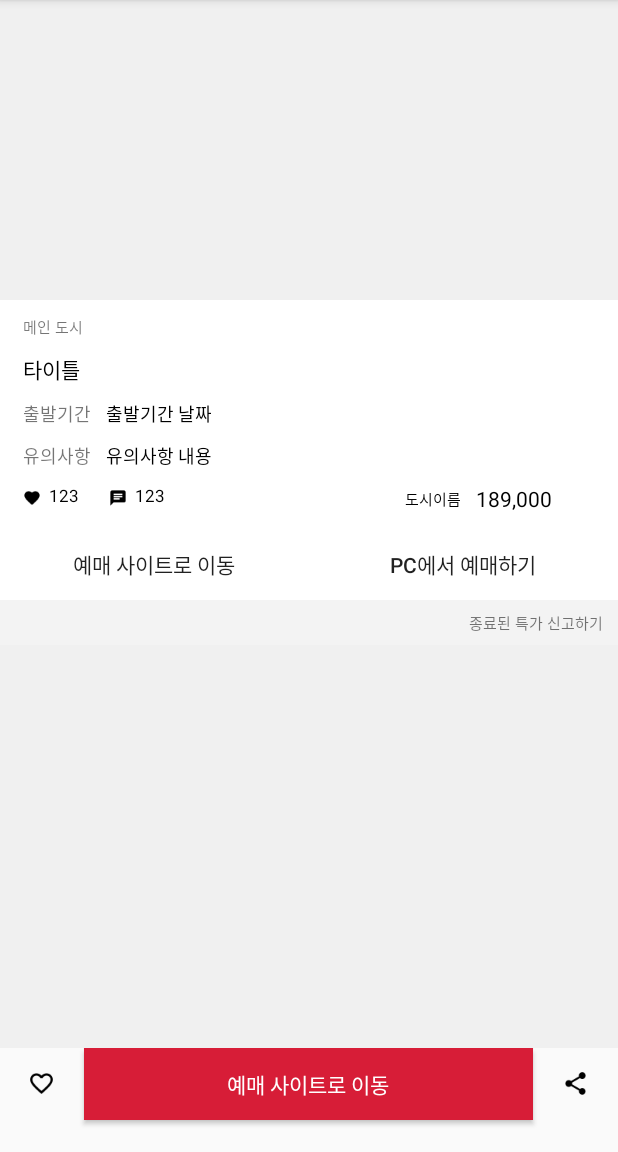
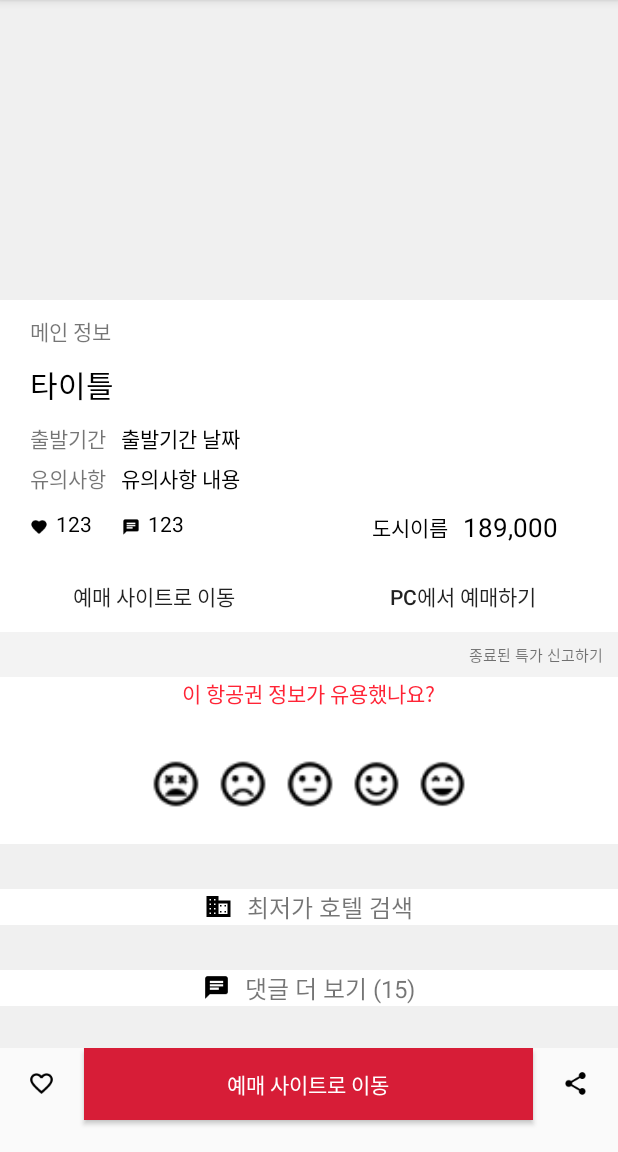
Before and after one commit to kiyoung-Lee/playw_task, an Android app: the screen it shows after launch (MainActivity), on a phone screen of 412 x 824 dp, the part 84-1236 px from its top. Run offline under Robolectric (Android 15) with nearby library versions, the phone set to English and light mode, and no system bars; our stand-ins replace ButterKnife; 7 statements that could not run were skipped.

Commit message:
아이콘 추가 / 데이터 바인딩 진행중

```diff
--- a/app/src/main/AndroidManifest.xml
+++ b/app/src/main/AndroidManifest.xml
@@ -1,6 +1,9 @@
 <?xml version="1.0" encoding="utf-8"?>
 <manifest xmlns:android="http://schemas.android.com/apk/res/android"
           package="com.example.playwingstask">
+
+    <uses-permission android:name="android.permission.ACCESS_NETWORK_STATE" />
+    <uses-permission android:name="android.permission.INTERNET" />
 
     <application
         android:allowBackup="true"
--- a/app/src/main/java/com/example/playwingstask/Main/MainActivity.java
+++ b/app/src/main/java/com/example/playwingstask/Main/MainActivity.java
@@ -2,15 +2,42 @@ package com.example.playwingstask.Main;
 
 import android.support.v7.app.AppCompatActivity;
 import android.os.Bundle;
+import android.support.v7.widget.LinearLayoutManager;
+import android.support.v7.widget.RecyclerView;
+import android.widget.ImageView;
+import android.widget.TextView;
+import android.widget.Toast;
 
+import com.bumptech.glide.Glide;
 import com.example.playwingstask.Main.Data.MainRepositoryImpl;
+import com.example.playwingstask.Main.Data.Model.DetailPage;
 import com.example.playwingstask.R;
 
-import org.json.JSONArray;
-import org.json.JSONException;
-import org.json.JSONObject;
+import butterknife.BindView;
+import butterknife.ButterKnife;
 
 public class MainActivity extends AppCompatActivity implements MainContract.activity {
+
+    @BindView(R.id.main_image)
+    ImageView mainImageView;
+    @BindView(R.id.main_info)
+    TextView mainInfo;
+    @BindView(R.id.main_title)
+    TextView title;
+    @BindView(R.id.main_arrival_date)
+    TextView arrivalDate;
+    @BindView(R.id.main_caution)
+    TextView caution;
+    @BindView(R.id.like_count)
+    TextView likeCount;
+    @BindView(R.id.reply_count)
+    TextView replyCount;
+    @BindView(R.id.city_name)
+    TextView cityName;
+    @BindView(R.id.trip_price)
+    TextView tripPrice;
+    @BindView(R.id.document_list)
+    RecyclerView documentList;
 
     private MainContract.presenter presenter;
     private MainAdapter adapter;
@@ -19,11 +46,32 @@ public class MainActivity extends AppCompatActivity implements MainContract.acti
     protected void onCreate(Bundle savedInstanceState) {
         super.onCreate(savedInstanceState);
         setContentView(R.layout.activity_main);
+        ButterKnife.bind(this);
 
         adapter = new MainAdapter();
-
+        documentList.setLayoutManager(new LinearLayoutManager(this));
+        documentList.setAdapter(adapter);
 
         presenter = new MainPresenterImpl(new MainRepositoryImpl());
+        presenter.setActivityView(this);
+        presenter.setDocumentAdapterModel(adapter);
+        presenter.setDocumentAdapterView(adapter);
         presenter.start();
     }
+
+    @Override
+    public void showTripDetailView(DetailPage detailPageData) {
+        title.setText(detailPageData.getTitle());
+        mainInfo.setText(detailPageData.getInfo());
+        Glide.with(this).load(detailPageData.getImageUrl()).into(mainImageView);
+        likeCount.setText(String.valueOf(detailPageData.getLikecount()));
+        replyCount.setText(String.valueOf(detailPageData.getCommentCount()));
+        cityName.setText(detailPageData.getMainCityName());
+        tripPrice.setText(String.valueOf(detailPageData.getMainPrice()));
+    }
+
+    @Override
+    public void showToast(String msg) {
+        Toast.makeText(this, msg, Toast.LENGTH_SHORT).show();
+    }
 }
--- /dev/null
+++ b/app/src/main/java/com/example/playwingstask/Main/MainDocumentViewHolder.java
@@ -0,0 +1,19 @@
+package com.example.playwingstask.Main;
+
+import android.content.Context;
+import android.view.View;
+
+import com.example.playwingstask.Common.BaseRecyclerViewHolder;
+import com.example.playwingstask.Main.Data.Model.Document;
+
+/**
+ * Created by KiyoungLee on 2017-12-30.
+ */
+
+public class MainDocumentViewHolder extends BaseRecyclerViewHolder<Document, MainContract.presenter>{
+
+    public MainDocumentViewHolder(Context context, View itemView) {
+        super(context, itemView);
+    }
+
+}
--- a/app/src/main/res/layout/activity_main.xml
+++ b/app/src/main/res/layout/activity_main.xml
@@ -36,6 +36,8 @@
 
             </android.support.v7.widget.RecyclerView>
 
+            <include layout="@layout/main_addtional_view"/>
+
         </LinearLayout>
 
     </ScrollView>
--- /dev/null
+++ b/app/src/main/res/layout/main_addtional_view.xml
@@ -0,0 +1,140 @@
+<?xml version="1.0" encoding="utf-8"?>
+<LinearLayout xmlns:android="http://schemas.android.com/apk/res/android"
+              android:layout_width="match_parent"
+              android:layout_height="match_parent"
+              android:orientation="vertical" >
+
+    <LinearLayout
+        android:layout_width="match_parent"
+        android:layout_height="wrap_content"
+        android:orientation="vertical"
+        android:background="@color/white_00"
+        >
+
+        <TextView
+            android:layout_width="wrap_content"
+            android:layout_height="wrap_content"
+            android:text="이 항공권 정보가 유용했나요?"
+            android:textColor="@color/red_new"
+            android:layout_gravity="center"
+            />
+
+        <LinearLayout
+            android:layout_width="match_parent"
+            android:layout_height="wrap_content"
+            android:layout_gravity="center"
+            android:layout_marginTop="10dp"
+            >
+
+            <ImageView
+                android:layout_width="80dp"
+                android:layout_height="80dp"
+                android:src="@drawable/ic_sentiment_very_dissatisfied_black_18dp"
+                android:layout_weight="1"
+                android:layout_marginLeft="100dp"
+                />
+
+            <ImageView
+                android:layout_width="80dp"
+                android:layout_height="80dp"
+                android:src="@drawable/ic_sentiment_dissatisfied_black_18dp"
+                android:layout_marginLeft="10dp"
+                android:layout_weight="1"
+                />
+
+            <ImageView
+                android:layout_width="80dp"
+                android:layout_height="80dp"
+                android:src="@drawable/ic_sentiment_neutral_black_18dp"
+                android:layout_marginLeft="10dp"
+                android:layout_weight="1"
+                />
+
+            <ImageView
+                android:layout_width="80dp"
+                android:layout_height="80dp"
+                android:src="@drawable/ic_sentiment_satisfied_black_18dp"
+                android:layout_marginLeft="10dp"
+                android:layout_weight="1"
+                />
+
+            <ImageView
+                android:layout_width="80dp"
+                android:layout_height="80dp"
+                android:src="@drawable/ic_sentiment_very_satisfied_black_18dp"
+                android:layout_weight="1"
+                android:layout_marginRight="100dp"
+                android:layout_marginLeft="10dp"
+                />
+
+        </LinearLayout>
+
+    </LinearLayout>
+
+    <RelativeLayout
+        android:layout_width="match_parent"
+        android:layout_height="wrap_content"
+        android:layout_marginTop="30dp">
+
+        <LinearLayout
+            android:layout_width="match_parent"
+            android:layout_height="wrap_content"
+            android:orientation="horizontal"
+            android:layout_centerInParent="true"
+            android:gravity="center"
+            android:background="@color/white_00"
+            >
+
+            <ImageView
+                android:layout_width="wrap_content"
+                android:layout_height="wrap_content"
+                android:id="@+id/img_hotel"
+                android:src="@drawable/ic_domain_black_18dp"
+                />
+
+            <TextView
+                android:layout_width="wrap_content"
+                android:layout_height="wrap_content"
+                android:text="최저가 호텔 검색"
+                android:layout_marginLeft="10dp"
+                android:textSize="16dp"
+                />
+
+        </LinearLayout>
+
+    </RelativeLayout>
+
+    <RelativeLayout
+        android:layout_width="match_parent"
+        android:layout_height="wrap_content"
+        android:layout_marginTop="30dp">
+
+        <LinearLayout
+            android:layout_width="match_parent"
+            android:layout_height="wrap_content"
+            android:orientation="horizontal"
+            android:layout_centerInParent="true"
+            android:gravity="center"
+            android:background="@color/white_00"
+            >
+
+            <ImageView
+                android:layout_width="wrap_content"
+                android:layout_height="wrap_content"
+                android:id="@+id/img_other_reply"
+                android:src="@drawable/ic_chat_black_18dp"
+                />
+
+            <TextView
+                android:layout_width="wrap_content"
+                android:layout_height="wrap_content"
+                android:text="댓글 더 보기 (15)"
+                android:layout_marginLeft="10dp"
+                android:textSize="16dp"
+                />
+
+        </LinearLayout>
+
+    </RelativeLayout>
+
+</LinearLayout>
--- /dev/null
+++ b/app/src/main/res/layout/main_documnet_holder.xml
@@ -0,0 +1,25 @@
+<?xml version="1.0" encoding="utf-8"?>
+<LinearLayout
+      xmlns:android="http://schemas.android.com/apk/res/android"
+      android:layout_width="match_parent"
+      android:layout_height="match_parent"
+      android:orientation="vertical"
+    >
+
+    <TextView
+        android:layout_width="match_parent"
+        android:layout_height="wrap_content"
+        android:text="Title"
+        android:layout_margin="10dp"
+        android:textSize="15dp"
+        />
+
+    <WebView
+        android:layout_width="match_parent"
+        android:layout_height="wrap_content"
+        android:layout_margin="10dp"
+        android:id="@+id/document_web"
+        >
+    </WebView>
+
+</LinearLayout>
--- a/app/src/main/res/layout/main_header_view.xml
+++ b/app/src/main/res/layout/main_header_view.xml
@@ -10,11 +10,11 @@
     <TextView
         android:layout_width="wrap_content"
         android:layout_height="wrap_content"
-        android:text="메인 도시"
-        android:id="@+id/main_city"
+        android:text="메인 정보"
+        android:id="@+id/main_info"
         android:layout_marginTop="10dp"
-        android:layout_marginLeft="15dp"
-        android:textSize="10dp"
+        android:layout_marginLeft="20dp"
+        android:textSize="14dp"
         />
 
     <TextView
@@ -22,15 +22,16 @@
         android:layout_height="wrap_content"
         android:text="타이틀"
         android:id="@+id/main_title"
+        android:textSize="20dp"
         android:layout_marginTop="10dp"
-        android:layout_marginLeft="15dp"
+        android:layout_marginLeft="20dp"
         android:textColor="@color/black_00"
         />
 
     <LinearLayout
         android:layout_width="match_parent"
         android:layout_height="wrap_content"
-        android:layout_marginLeft="15dp"
+        android:layout_marginLeft="20dp"
         android:layout_marginTop="10dp"
         >
 
@@ -38,7 +39,7 @@
             android:layout_width="wrap_content"
             android:layout_height="wrap_content"
             android:text="출발기간"
-            android:textSize="12dp"
+            android:textSize="14dp"
             />
 
         <TextView
@@ -48,7 +49,7 @@
             android:id="@+id/main_arrival_date"
             android:layout_marginLeft="10dp"
             android:textColor="@color/black_00"
-            android:textSize="12dp"
+            android:textSize="14dp"
             />
 
     </LinearLayout>
@@ -56,15 +57,15 @@
     <LinearLayout
         android:layout_width="match_parent"
         android:layout_height="wrap_content"
-        android:layout_marginLeft="15dp"
-        android:layout_marginTop="10dp"
+        android:layout_marginLeft="20dp"
+        android:layout_marginTop="5dp"
         >
 
         <TextView
             android:layout_width="wrap_content"
             android:layout_height="wrap_content"
             android:text="유의사항"
-            android:textSize="12dp"
+            android:textSize="14dp"
             />
 
         <TextView
@@ -74,7 +75,7 @@
             android:id="@+id/main_caution"
             android:layout_marginLeft="10dp"
             android:textColor="@color/black_00"
-            android:textSize="12dp"
+            android:textSize="14dp"
             />
 
     </LinearLayout>
@@ -83,7 +84,7 @@
         android:layout_width="match_parent"
         android:layout_height="wrap_content"
         android:layout_marginTop="10dp"
-        android:layout_marginLeft="15dp"
+        android:layout_marginLeft="20dp"
         >
 
         <ImageView
@@ -99,7 +100,7 @@
             android:layout_height="wrap_content"
             android:layout_marginLeft="5dp"
             android:text="123"
-            android:textSize="11dp"
+            android:textSize="14dp"
             android:id="@+id/like_count"
             android:layout_toRightOf="@id/img_like"
             android:textColor="@color/black_00"
@@ -120,7 +121,7 @@
             android:layout_height="wrap_content"
             android:layout_marginLeft="5dp"
             android:text="123"
-            android:textSize="11dp"
+            android:textSize="14dp"
             android:id="@+id/reply_count"
             android:layout_toRightOf="@+id/img_reply"
             android:textColor="@color/black_00"
@@ -133,8 +134,8 @@
             android:id="@+id/city_name"
             android:layout_toRightOf="@id/reply_count"
             android:layout_marginRight="10dp"
-            android:layout_marginLeft="160dp"
-            android:textSize="10dp"
+            android:layout_marginLeft="125dp"
+            android:textSize="14dp"
             android:layout_centerVertical="true"
             android:textColor="@color/black_00"
             />
@@ -144,6 +145,7 @@
             android:layout_height="wrap_content"
             android:text="189,000"
             android:id="@+id/trip_price"
+            android:textSize="17dp"
             android:layout_toRightOf="@id/city_name"
             android:textColor="@color/black_00"
             />
```
Also changed, not shown: app/src/main/res/drawable-xhdpi/ic_domain_black_18dp.png (added), app/src/main/res/drawable-xhdpi/ic_sentiment_dissatisfied_black_18dp.png (added), app/src/main/res/drawable-xhdpi/ic_sentiment_dissatisfied_black_24dp.png (added), app/src/main/res/drawable-xhdpi/ic_sentiment_neutral_black_18dp.png (added), app/src/main/res/drawable-xhdpi/ic_sentiment_satisfied_black_18dp.png (added), app/src/main/res/drawable-xhdpi/ic_sentiment_very_dissatisfied_black_18dp.png (added), app/src/main/res/drawable-xhdpi/ic_sentiment_very_satisfied_black_18dp.png (added).
